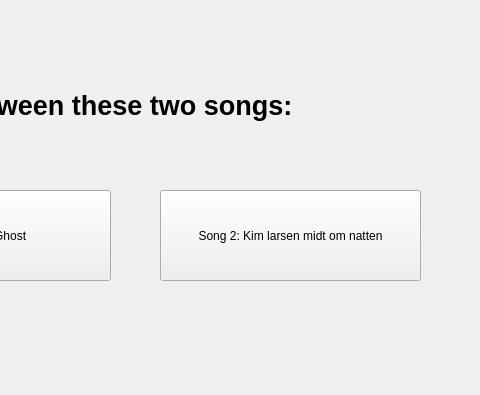
The window that GUI/BassFardGUI/song_list.ui (SjioGG/Syng_og_Sammenlign) describes before a commit, drawn with Qt 5; both pictures show x 220 to 700 and y 0 to 395 of the 700 by 500 pixel window.
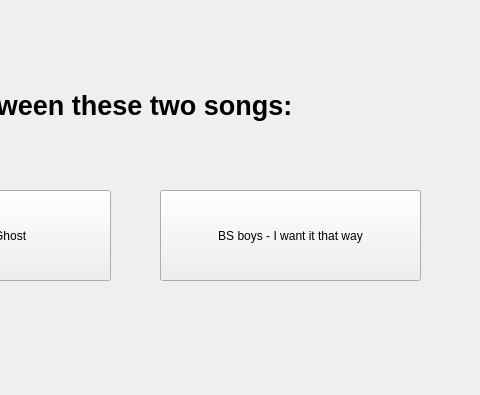
The same window after the commit.

```diff
--- a/GUI/BassFardGUI/song_list.ui
+++ b/GUI/BassFardGUI/song_list.ui
@@ -52,7 +52,7 @@
 border-radius: 10px;</string>
    </property>
    <property name="text">
-    <string>Song 2: Kim larsen midt om natten</string>
+    <string>BS boys - I want it that way</string>
    </property>
   </widget>
   <widget class="QPushButton" name="Song_1">
```
